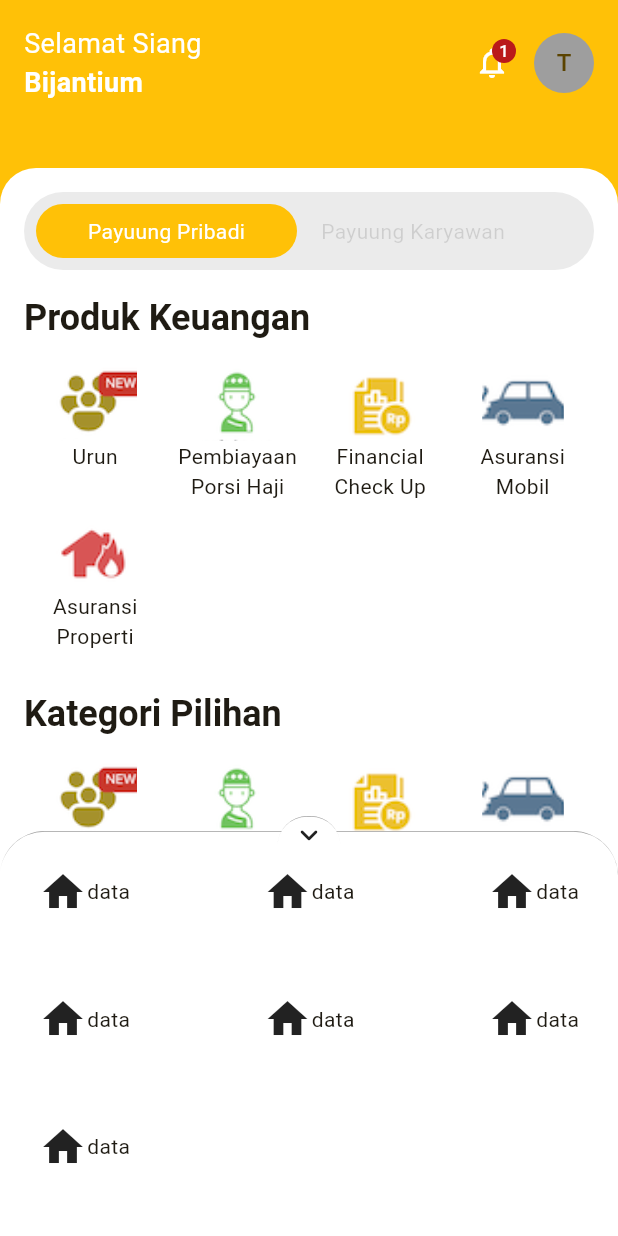
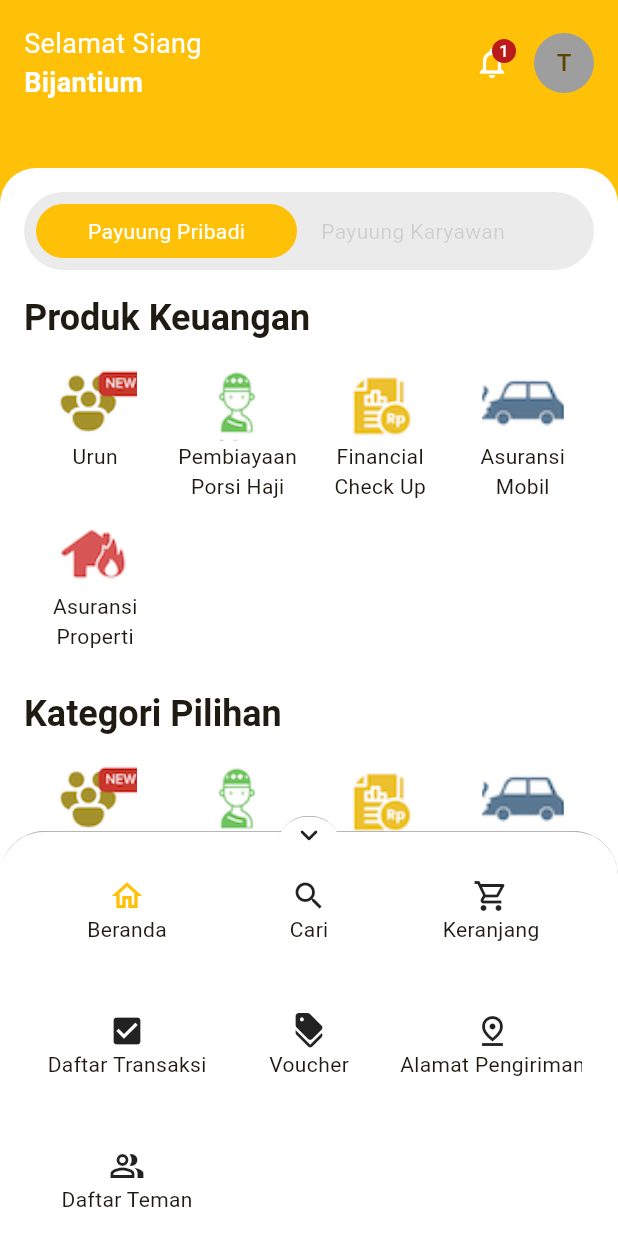
Before and after one commit to Bintaaaa/finance-app, a Flutter app: the screen it shows after launch, after a tap on the "keyboard arrow up" icon, on a phone screen of 412 x 824 dp. Run offline on Flutter 3.47's test engine with Material 3 defaults, Android fonts, the phone set to English and light mode, and no system bars; our stand-ins replace equatable.

Commit message:
feat: bottom navigation icon

```diff
--- a/lib/common/widgets/bottom_navigation_expended_widget.dart
+++ b/lib/common/widgets/bottom_navigation_expended_widget.dart
@@ -21,7 +21,10 @@ class _BottomNavigationExpandedWidgetState extends State<BottomNavigationExpande
 
   @override
   Widget build(BuildContext context) {
-    return GestureDetector(
+    return Stack(
+      alignment: Alignment.bottomCenter,
+      children: [
+        GestureDetector(
           onPanUpdate: (position) {
             offset = Offset(0, offset.dy - position.delta.dy);
             if (offset.dy < minHeight) {
@@ -58,7 +61,7 @@ class _BottomNavigationExpandedWidgetState extends State<BottomNavigationExpande
                     padding: const EdgeInsets.only(
                       left: 24.0,
                       right: 24.0,
-                  top: 24.0,
+                      top: 8.0,
                     ),
                     child: widget.child,
                   ),
@@ -91,6 +94,8 @@ class _BottomNavigationExpandedWidgetState extends State<BottomNavigationExpande
               ],
             ),
           ),
+        ),
+      ],
     );
   }
 
--- /dev/null
+++ b/lib/data/home/models/home_item_model.dart
@@ -0,0 +1,71 @@
+import 'package:flutter/material.dart';
+
+class HomeItemModel {
+  final String title;
+  final String? imagePath;
+  final int? price;
+  final int? priceDiscount;
+  final Icon? icon;
+
+  HomeItemModel({
+    required this.title,
+    this.imagePath,
+    this.price,
+    this.priceDiscount,
+    this.icon,
+  });
+}
+
+final List<HomeItemModel> financeProducts = [
+  HomeItemModel(title: "Urun", imagePath: "assets/finance/f1.png"),
+  HomeItemModel(title: "Pembiayaan Porsi Haji", imagePath: "assets/finance/f2.png"),
+  HomeItemModel(title: "Financial Check Up", imagePath: "assets/finance/f3.png"),
+  HomeItemModel(title: "Asuransi Mobil", imagePath: "assets/finance/f4.png"),
+  HomeItemModel(title: "Asuransi Properti", imagePath: "assets/finance/f5.png"),
+];
+
+final List<HomeItemModel> bottomNavItems = [
+  HomeItemModel(
+    title: "Beranda",
+    icon: const Icon(
+      Icons.home_outlined,
+      color: Colors.amber,
+    ),
+  ),
+  HomeItemModel(
+    title: "Cari",
+    icon: const Icon(
+      Icons.search,
+    ),
+  ),
+  HomeItemModel(
+    title: "Keranjang",
+    icon: const Icon(
+      Icons.shopping_cart_outlined,
+    ),
+  ),
+  HomeItemModel(
+    title: "Daftar Transaksi",
+    icon: const Icon(
+      Icons.check_box,
+    ),
+  ),
+  HomeItemModel(
+    title: "Voucher",
+    icon: const Icon(
+      Icons.discount_rounded,
+    ),
+  ),
+  HomeItemModel(
+    title: "Alamat Pengiriman",
+    icon: const Icon(
+      Icons.pin_drop_outlined,
+    ),
+  ),
+  HomeItemModel(
+    title: "Daftar Teman",
+    icon: const Icon(
+      Icons.people_alt_outlined,
+    ),
+  ),
+];
--- a/lib/features/home/sections/home_botom_navigation_section.dart
+++ b/lib/features/home/sections/home_botom_navigation_section.dart
@@ -1,4 +1,5 @@
 import 'package:financial_app/common/widgets/bottom_navigation_expended_widget.dart';
+import 'package:financial_app/data/home/models/home_item_model.dart';
 import 'package:flutter/material.dart';
 
 class HomeBottomNavigationSection extends StatelessWidget {
@@ -10,24 +11,21 @@ class HomeBottomNavigationSection extends StatelessWidget {
   Widget build(BuildContext context) {
     return BottomNavigationExpandedWidget(
       child: GridView.builder(
-        itemCount: 7,
+        itemCount: bottomNavItems.length,
         physics: const NeverScrollableScrollPhysics(),
         gridDelegate: const SliverGridDelegateWithFixedCrossAxisCount(
           crossAxisCount: 3,
           childAspectRatio: 1,
-          crossAxisSpacing: 85,
-          mainAxisExtent: 85,
+          mainAxisExtent: 90,
         ),
-        itemBuilder: (context, index) => const Wrap(
-          direction: Axis.horizontal,
+        itemBuilder: (context, index) => Wrap(
+          direction: Axis.vertical,
           crossAxisAlignment: WrapCrossAlignment.center,
           alignment: WrapAlignment.center,
+          runAlignment: WrapAlignment.center,
           children: [
-            Icon(
-              Icons.home,
-              size: 32,
-            ),
-            Text("data"),
+            bottomNavItems[index].icon!,
+            Text(bottomNavItems[index].title),
           ],
         ),
       ),
--- a/lib/features/home/sections/home_category_section.dart
+++ b/lib/features/home/sections/home_category_section.dart
@@ -1,5 +1,5 @@
 import 'package:financial_app/common/widgets/home_item_widget.dart';
-import 'package:financial_app/features/models/home_item_model.dart';
+import 'package:financial_app/data/home/models/home_item_model.dart';
 import 'package:flutter/material.dart';
 
 class HomeCategorySection extends StatelessWidget {
@@ -20,7 +20,7 @@ class HomeCategorySection extends StatelessWidget {
         child: Column(
           children: [
             Image.asset(
-              financeProducts[index].imagePath,
+              financeProducts[index].imagePath!,
               width: 55,
               height: 50,
               fit: BoxFit.cover,
--- a/lib/features/home/sections/home_finance_section.dart
+++ b/lib/features/home/sections/home_finance_section.dart
@@ -1,5 +1,5 @@
 import 'package:financial_app/common/widgets/home_item_widget.dart';
-import 'package:financial_app/features/models/home_item_model.dart';
+import 'package:financial_app/data/home/models/home_item_model.dart';
 import 'package:flutter/material.dart';
 
 class HomeFinanceSection extends StatelessWidget {
@@ -20,7 +20,7 @@ class HomeFinanceSection extends StatelessWidget {
         child: Column(
           children: [
             Image.asset(
-              financeProducts[index].imagePath,
+              financeProducts[index].imagePath!,
               width: 55,
               height: 50,
               fit: BoxFit.cover,
```
Also changed, not shown: lib/common/errors/failure_response.dart (added, +17 -0 lines), lib/common/states/state_action.dart (added, +59 -0 lines), lib/features/models/home_item_model.dart (deleted, +0 -21 lines). Lines whose indentation alone changed are shown as unchanged.
